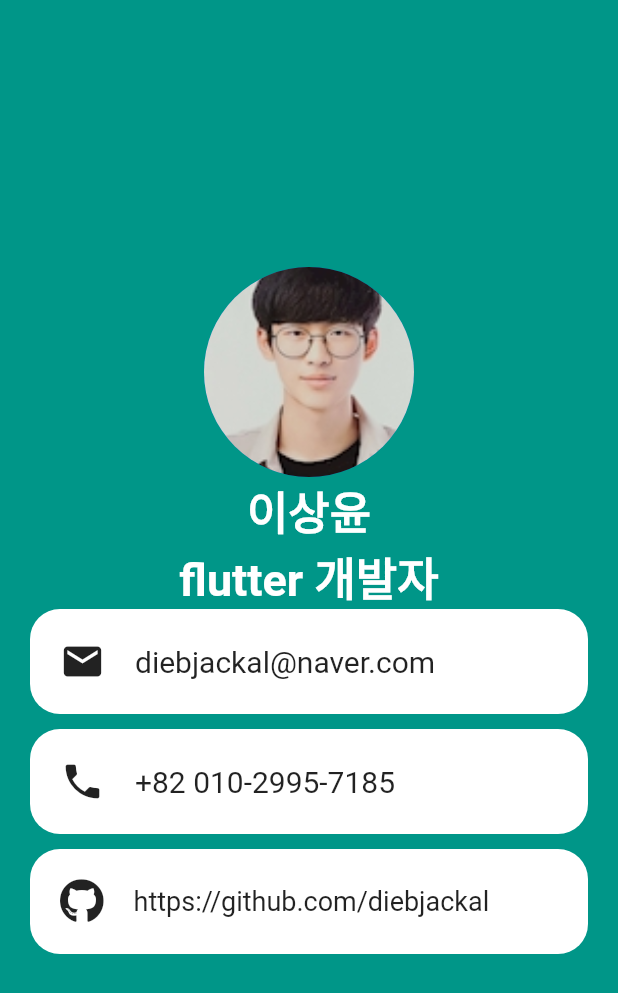
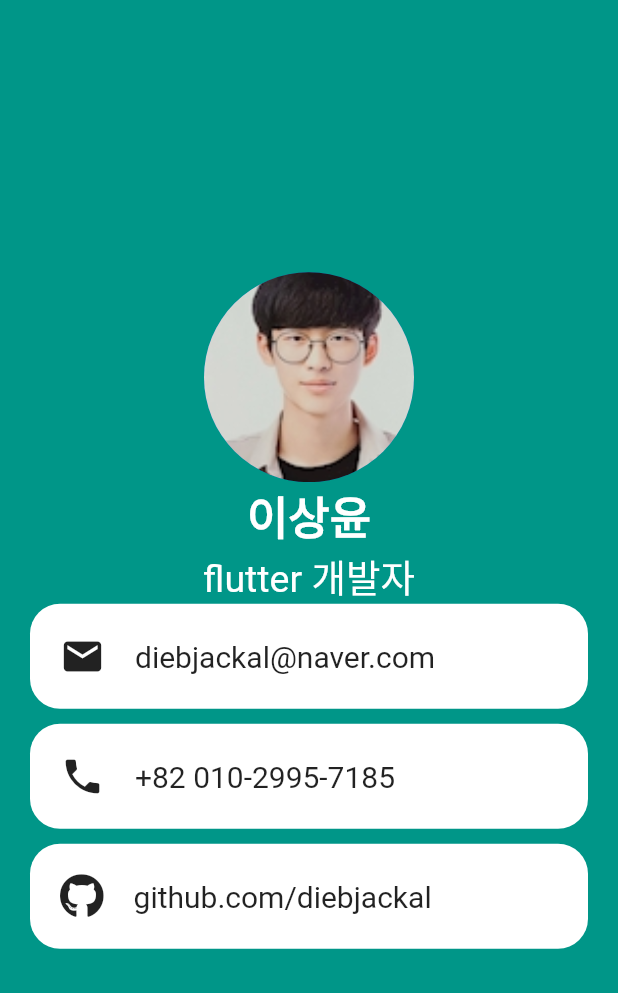
Before and after one commit to diebjackal/businessCard, a Flutter app: the screen it shows after launch, on a phone screen of 412 x 824 dp. Shown: the top 993 px of the screen. Run offline on Flutter 3.47's test engine with Material 2 defaults, Android fonts, the phone set to English and light mode, and no system bars; our stand-ins replace font_awesome_flutter.

Commit message:
[add] constants
[add] constants
[change] git url font size

```diff
--- a/lib/main.dart
+++ b/lib/main.dart
@@ -1,4 +1,4 @@
-import 'package:flutter/cupertino.dart';
+import 'package:business_card/utlilty/constants.dart';
 import 'package:flutter/material.dart';
 import 'package:flutter/widgets.dart';
 import 'package:font_awesome_flutter/font_awesome_flutter.dart';
@@ -41,29 +41,12 @@ class _MyHomePageState extends State<MyHomePage> {
                 radius: 70.0,
                 backgroundImage: AssetImage('assets/UserPhoto.png'),
               ),
-              Text(
-                "이상윤",
-                style: TextStyle(
-                  fontSize: 30,
-                  fontWeight: FontWeight.bold,
-                  color: Colors.white,
-                ),
-              ),
-              Text(
-                "flutter 개발자",
-                style: TextStyle(
-                  fontSize: 30,
-                  fontWeight: FontWeight.bold,
-                  color: Colors.white,
-                ),
-              ),
+              Text("이상윤", style: nameTextStyle),
+              Text("flutter 개발자", style: jobTextStyle),
               Container(
                 margin: EdgeInsets.only(bottom: 10),
                 height: 70,
-                decoration: BoxDecoration(
-                  borderRadius: BorderRadius.circular(20),
-                  color: Colors.white,
-                ),
+                decoration: informationContainerDecoration(),
                 child: Row(
                   children: [
                     Padding(
@@ -80,10 +63,7 @@ class _MyHomePageState extends State<MyHomePage> {
               Container(
                 margin: EdgeInsets.only(bottom: 10),
                 height: 70,
-                decoration: BoxDecoration(
-                  borderRadius: BorderRadius.circular(20),
-                  color: Colors.white,
-                ),
+                decoration: informationContainerDecoration(),
                 child: Row(
                   children: [
                     Padding(
@@ -100,10 +80,7 @@ class _MyHomePageState extends State<MyHomePage> {
               Container(
                 margin: EdgeInsets.only(bottom: 10),
                 height: 70,
-                decoration: BoxDecoration(
-                  borderRadius: BorderRadius.circular(20),
-                  color: Colors.white,
-                ),
+                decoration: informationContainerDecoration(),
                 child: Row(
                   children: [
                     Padding(
@@ -111,8 +88,8 @@ class _MyHomePageState extends State<MyHomePage> {
                       child: FaIcon(FontAwesomeIcons.github, size: 30),
                     ),
                     Text(
-                      "https://github.com/diebjackal",
-                      style: TextStyle(fontSize: 18),
+                      "github.com/diebjackal",
+                      style: TextStyle(fontSize: 20),
                     ),
                   ],
                 ),
--- /dev/null
+++ b/lib/utlilty/constants.dart
@@ -0,0 +1,21 @@
+import 'package:flutter/material.dart';
+
+//Text Style
+const nameTextStyle = TextStyle(
+  fontSize: 30,
+  color: Colors.white,
+  fontWeight: FontWeight.bold,
+);
+
+const jobTextStyle = TextStyle(
+  fontSize: 25,
+  color: Colors.white,
+);
+
+// Container decoration
+Decoration informationContainerDecoration() {
+  return BoxDecoration(
+    borderRadius: BorderRadius.circular(20),
+    color: Colors.white,
+  );
+}
--- a/pubspec.yaml
+++ b/pubspec.yaml
@@ -29,6 +29,8 @@ dependencies:
   # Use with the CupertinoIcons class for iOS style icons.
   cupertino_icons: ^1.0.2
   font_awesome_flutter: ^9.0.0
+  url_launcher: ^6.0.3
+
 dev_dependencies:
   flutter_test:
     sdk: flutter
```
Also changed, not shown: pubspec.lock.
